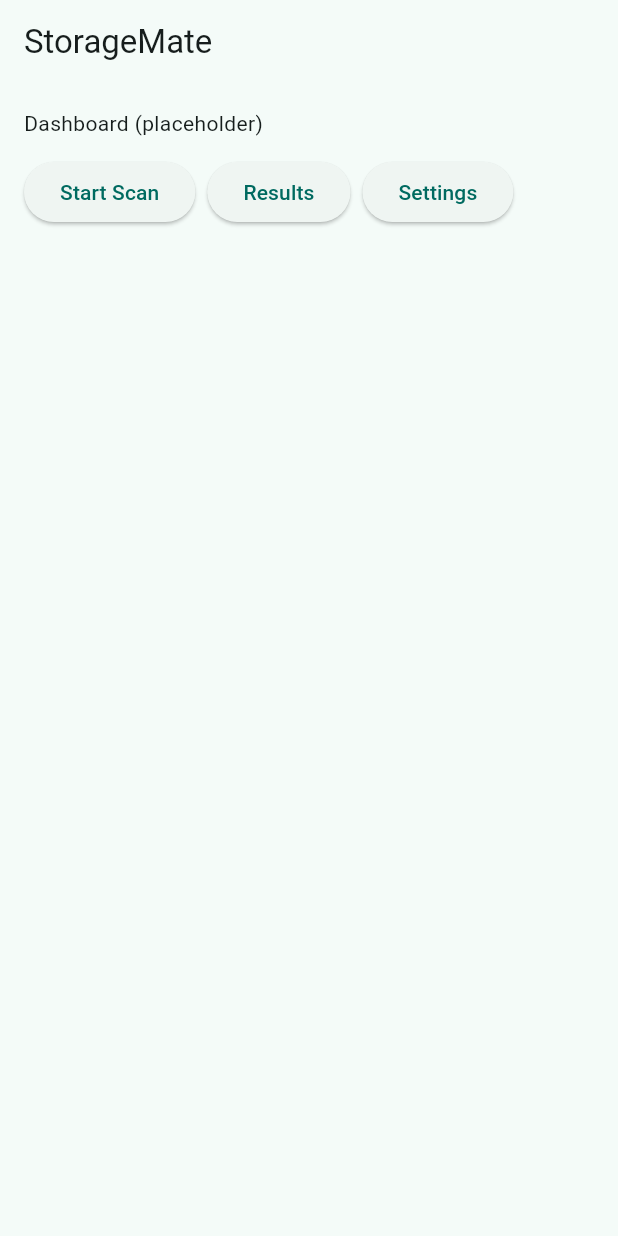
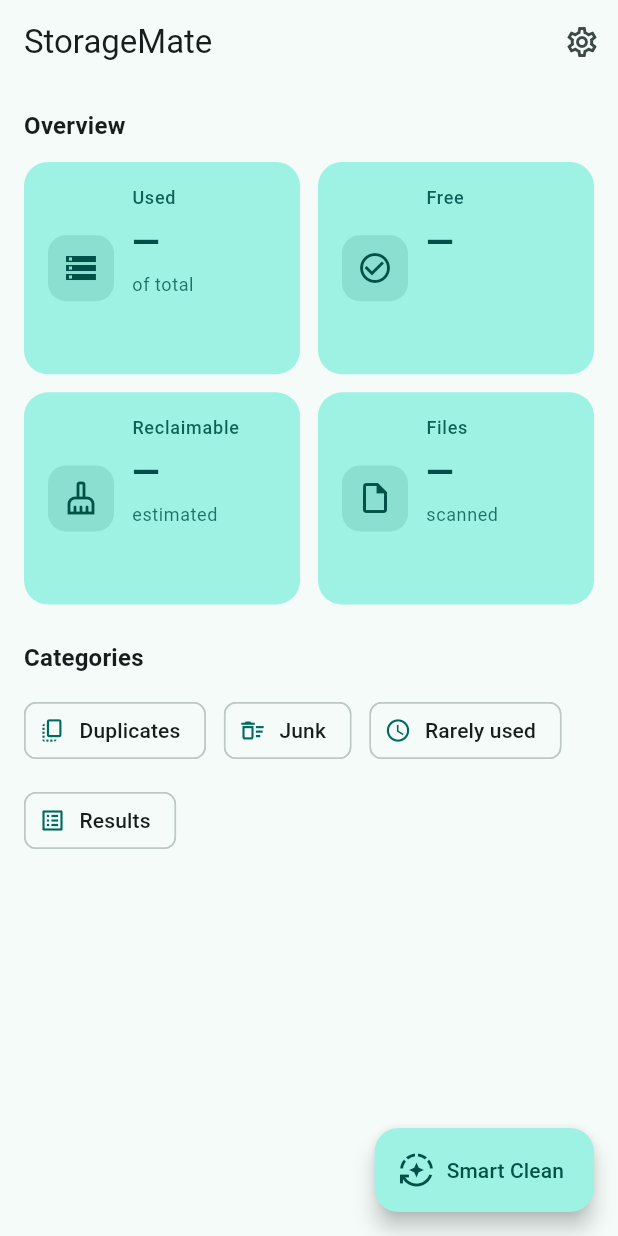
Before and after one commit to Allain-afk/StorageMate, a Flutter app: the screen it shows after launch, on a phone screen of 412 x 824 dp. Run offline on Flutter 3.47's test engine with Material 3 defaults, Android fonts, the phone set to English and light mode, and no system bars; our stand-ins replace flutter_riverpod, go_router, permission_handler.

Commit message:
updated UI

```diff
--- /dev/null
+++ b/lib/features/dashboard/ui/dashboard_screen.dart
@@ -0,0 +1,79 @@
+import 'package:flutter/material.dart';
+import 'package:go_router/go_router.dart';
+
+import '../../../widgets/section.dart';
+import '../../../widgets/stats_cards.dart';
+
+class DashboardView extends StatelessWidget {
+  const DashboardView({super.key});
+
+  @override
+  Widget build(BuildContext context) {
+    return Scaffold(
+      appBar: AppBar(
+        title: const Text('StorageMate'),
+        actions: [
+          IconButton(onPressed: () => context.go('/settings'), icon: const Icon(Icons.settings_outlined))
+        ],
+      ),
+      floatingActionButton: FloatingActionButton.extended(
+        onPressed: () => context.go('/scan'),
+        label: const Text('Smart Clean'),
+        icon: const Icon(Icons.auto_mode_outlined),
+      ),
+      body: ListView(
+        padding: const EdgeInsets.all(16),
+        children: [
+          Section(
+            title: 'Overview',
+            child: GridView(
+              shrinkWrap: true,
+              physics: const NeverScrollableScrollPhysics(),
+              gridDelegate: const SliverGridDelegateWithFixedCrossAxisCount(
+                crossAxisCount: 2,
+                crossAxisSpacing: 12,
+                mainAxisSpacing: 12,
+                childAspectRatio: 1.3,
+              ),
+              children: const [
+                StatCard(title: 'Used', value: '—', subtitle: 'of total', icon: Icons.storage),
+                StatCard(title: 'Free', value: '—', subtitle: '', icon: Icons.check_circle_outline),
+                StatCard(title: 'Reclaimable', value: '—', subtitle: 'estimated', icon: Icons.cleaning_services_outlined),
+                StatCard(title: 'Files', value: '—', subtitle: 'scanned', icon: Icons.insert_drive_file_outlined),
+              ],
+            ),
+          ),
+          const SizedBox(height: 24),
+          Section(
+            title: 'Categories',
+            child: Wrap(
+              spacing: 12,
+              runSpacing: 12,
+              children: [
+                _ChipButton(label: 'Duplicates', icon: Icons.copy_all_outlined, onTap: () => context.go('/duplicates')),
+                _ChipButton(label: 'Junk', icon: Icons.delete_sweep_outlined, onTap: () => context.go('/junk')),
+                _ChipButton(label: 'Rarely used', icon: Icons.access_time_outlined, onTap: () => context.go('/recents')),
+                _ChipButton(label: 'Results', icon: Icons.list_alt_outlined, onTap: () => context.go('/results')),
+              ],
+            ),
+          ),
+        ],
+      ),
+    );
+  }
+}
+
+class _ChipButton extends StatelessWidget {
+  const _ChipButton({required this.label, required this.icon, required this.onTap});
+  final String label;
+  final IconData icon;
+  final VoidCallback onTap;
+  @override
+  Widget build(BuildContext context) {
+    return ActionChip(
+      avatar: Icon(icon),
+      label: Text(label),
+      onPressed: onTap,
+    );
+  }
+}
--- a/lib/main.dart
+++ b/lib/main.dart
@@ -2,6 +2,7 @@ import 'package:flutter/material.dart';
 import 'package:flutter_riverpod/flutter_riverpod.dart';
 import 'package:go_router/go_router.dart';
 import 'features/scan/ui/scan_progress_screen.dart';
+import 'features/dashboard/ui/dashboard_screen.dart';
 
 void main() {
   runApp(const ProviderScope(child: StorageMateApp()));
@@ -9,7 +10,7 @@ void main() {
 
 final _router = GoRouter(
   routes: <RouteBase>[
-    GoRoute(path: '/', name: 'dashboard', builder: (ctx, st) => const DashboardScreen()),
+    GoRoute(path: '/', name: 'dashboard', builder: (ctx, st) => const DashboardView()),
     GoRoute(path: '/scan', name: 'scan', builder: (ctx, st) => const ScanProgressView()),
     GoRoute(path: '/results', name: 'results', builder: (ctx, st) => const ResultsScreen()),
     GoRoute(path: '/duplicates', name: 'duplicates', builder: (ctx, st) => const DuplicatesScreen()),
--- /dev/null
+++ b/lib/widgets/section.dart
@@ -0,0 +1,26 @@
+import 'package:flutter/material.dart';
+
+class Section extends StatelessWidget {
+  const Section({super.key, required this.title, required this.child, this.trailing});
+  final String title;
+  final Widget child;
+  final Widget? trailing;
+
+  @override
+  Widget build(BuildContext context) {
+    return Column(
+      crossAxisAlignment: CrossAxisAlignment.start,
+      children: [
+        Row(
+          children: [
+            Text(title, style: Theme.of(context).textTheme.titleMedium?.copyWith(fontWeight: FontWeight.w700)),
+            const Spacer(),
+            if (trailing != null) trailing!,
+          ],
+        ),
+        const SizedBox(height: 12),
+        child,
+      ],
+    );
+  }
+}
--- /dev/null
+++ b/lib/widgets/stats_cards.dart
@@ -0,0 +1,46 @@
+import 'package:flutter/material.dart';
+
+class StatCard extends StatelessWidget {
+  const StatCard({super.key, required this.title, required this.value, this.subtitle, this.icon, this.color});
+  final String title;
+  final String value;
+  final String? subtitle;
+  final IconData? icon;
+  final Color? color;
+
+  @override
+  Widget build(BuildContext context) {
+    final scheme = Theme.of(context).colorScheme;
+    final c = color ?? scheme.primaryContainer;
+    final onC = scheme.onPrimaryContainer;
+    return Container(
+      decoration: BoxDecoration(
+        color: c,
+        borderRadius: BorderRadius.circular(16),
+      ),
+      padding: const EdgeInsets.all(16),
+      child: Row(
+        children: [
+          if (icon != null)
+            Container(
+              decoration: BoxDecoration(color: onC.withValues(alpha: .12), borderRadius: BorderRadius.circular(12)),
+              padding: const EdgeInsets.all(10),
+              child: Icon(icon, color: onC),
+            ),
+          const SizedBox(width: 12),
+          Expanded(
+            child: Column(crossAxisAlignment: CrossAxisAlignment.start, children: [
+              Text(title, style: Theme.of(context).textTheme.labelMedium?.copyWith(color: onC.withValues(alpha: .9))),
+              const SizedBox(height: 6),
+              Text(value, style: Theme.of(context).textTheme.headlineSmall?.copyWith(color: onC, fontWeight: FontWeight.w700)),
+              if (subtitle != null) ...[
+                const SizedBox(height: 4),
+                Text(subtitle!, style: Theme.of(context).textTheme.bodySmall?.copyWith(color: onC.withValues(alpha: .8))),
+              ]
+            ]),
+          ),
+        ],
+      ),
+    );
+  }
+}
```
Also changed, not shown: lib/core/services/file_scanner_service.dart (+33 -1 lines), lib/features/scan/ui/scan_progress_screen.dart (+26 -8 lines).
